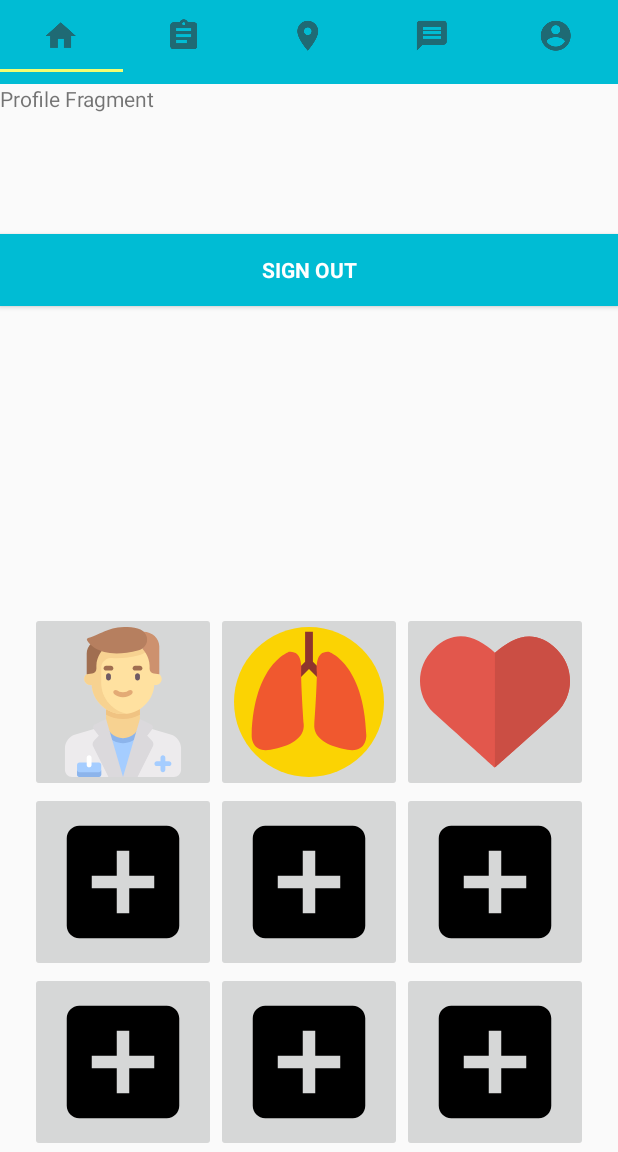
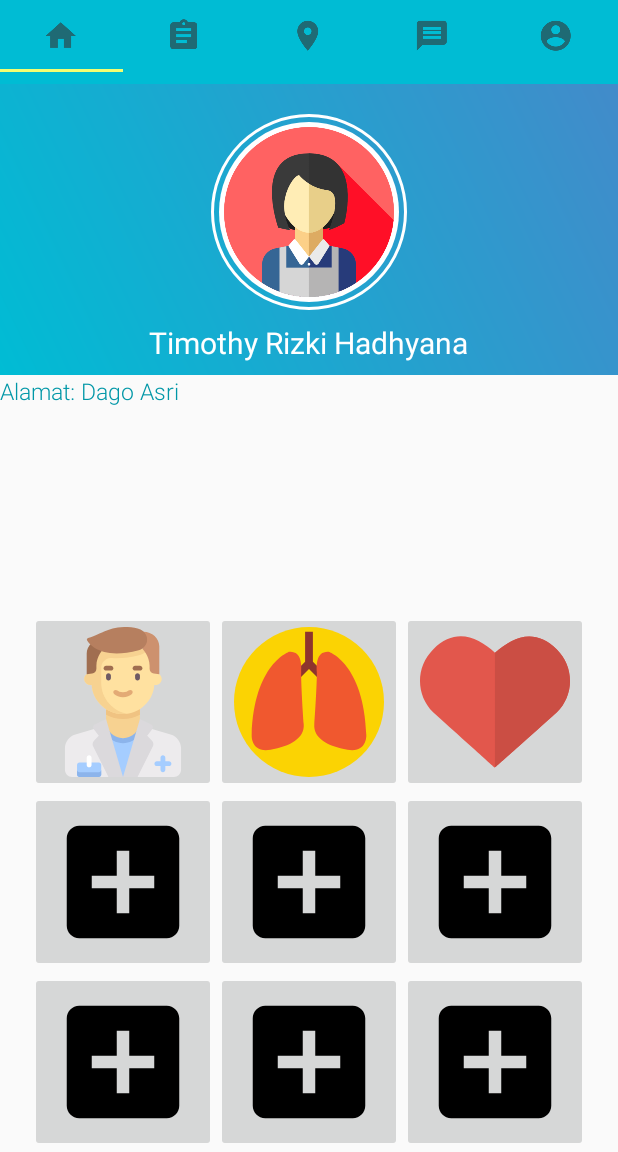
Before and after one commit to rakahadhyana/QTime, an Android app: the fragment ProfileFragment placed in its activity, on a phone screen of 412 x 824 dp, the part 84-1236 px from its top. Run offline under Robolectric (Android 15) with nearby library versions, the phone set to English and light mode, and no system bars; our stand-ins replace Firebase (no records; nobody signed in at launch, a user with empty details on screens opened directly).

Commit message:
add profile page

```diff
--- /dev/null
+++ b/app/src/main/res/drawable/circle.xml
@@ -0,0 +1,6 @@
+<?xml version="1.0" encoding="utf-8"?>
+<shape xmlns:android="http://schemas.android.com/apk/res/android"
+    android:shape="oval">
+
+    <solid android:color="@color/white" />
+</shape>
--- /dev/null
+++ b/app/src/main/res/drawable/circle_border.xml
@@ -0,0 +1,7 @@
+<?xml version="1.0" encoding="utf-8"?>
+<shape xmlns:android="http://schemas.android.com/apk/res/android"
+    android:shape="oval">
+
+    <stroke android:width="2dp"
+        android:color="@color/white"/>
+</shape>
--- /dev/null
+++ b/app/src/main/res/drawable/grad.xml
@@ -0,0 +1,8 @@
+<?xml version="1.0" encoding="utf-8"?>
+<shape xmlns:android="http://schemas.android.com/apk/res/android"
+    android:shape="rectangle">
+
+    <gradient android:angle="45"
+        android:startColor="@color/colorPrimary"
+        android:endColor="@color/bg_main"/>
+</shape>
--- a/app/src/main/res/layout/fragment_profile.xml
+++ b/app/src/main/res/layout/fragment_profile.xml
@@ -1,25 +1,92 @@
 <?xml version="1.0" encoding="utf-8"?>
-<FrameLayout xmlns:android="http://schemas.android.com/apk/res/android"
+<LinearLayout xmlns:android="http://schemas.android.com/apk/res/android"
+    xmlns:app="http://schemas.android.com/apk/res-auto"
     xmlns:tools="http://schemas.android.com/tools"
     android:layout_width="match_parent"
     android:layout_height="match_parent"
+    android:orientation="vertical"
     tools:context=".ProfileFragment">
 
     <!-- TODO: Update blank fragment layout -->
-    <TextView
+
+    <RelativeLayout
+        android:id="@+id/profile_header"
+        android:layout_width="match_parent"
+        android:layout_height="wrap_content"
+        android:background="@drawable/grad">
+
+        <RelativeLayout
+            android:id="@+id/imgView"
+            android:layout_width="wrap_content"
+            android:layout_height="wrap_content"
+            android:layout_centerHorizontal="true"
+            android:layout_marginTop="20dp"
+            android:background="@drawable/circle_border">
+
+
+            <ImageView
+                android:id="@+id/imageView"
+                android:layout_width="120dp"
+                android:layout_height="120dp"
+                android:layout_marginStart="5dp"
+                android:layout_marginTop="5dp"
+                android:layout_marginEnd="5dp"
+                android:layout_marginBottom="5dp"
+                android:adjustViewBounds="true"
+                android:background="@drawable/circle"
+                android:padding="3dp"
+                android:scaleType="centerInside"
+                android:src="@drawable/profile_pict" />
+
+        </RelativeLayout>
+
+        <TextView
+            android:layout_width="wrap_content"
+            android:layout_height="wrap_content"
+            android:layout_below="@+id/imgView"
+            android:layout_centerHorizontal="true"
+            android:layout_marginTop="8dp"
+            android:layout_marginBottom="8dp"
+            android:fontFamily="@string/app_name"
+            android:text="Timothy Rizki Hadhyana"
+            android:textColor="@color/white"
+            android:textSize="20sp" />
+    </RelativeLayout>
+
+    <LinearLayout
         android:layout_width="match_parent"
         android:layout_height="match_parent"
-        android:text="@string/profile_fragment" />
+        android:orientation="vertical">
+
+        <RelativeLayout
+            android:layout_width="match_parent"
+            android:layout_height="wrap_content">
+
+            <LinearLayout
+                android:layout_width="wrap_content"
+                android:layout_height="wrap_content">
+
+                <TextView
+                    android:layout_width="wrap_content"
+                    android:layout_height="wrap_content"
+                    android:layout_below="@id/profile_header"
+                    android:fontFamily="sans-serif-light"
+                    android:text="Alamat: Dago Asri"
+                    android:textColor="@color/colorPrimaryDark"
+                    android:textSize="15dp" />
+
+            </LinearLayout>
+        </RelativeLayout>
+    </LinearLayout>
 
     <Button
         android:id="@+id/sign_out"
-        style="?android:textAppearanceSmall"
         android:layout_width="match_parent"
         android:layout_height="wrap_content"
-        android:layout_marginTop="100dp"
+        android:layout_marginTop="517dp"
         android:background="@color/colorPrimary"
         android:text="@string/btn_sign_out"
         android:textColor="@android:color/white"
         android:textStyle="bold" />
 
-</FrameLayout>
+</LinearLayout>
```
Also changed, not shown: app/src/main/res/drawable/profile_pict.png (added).
